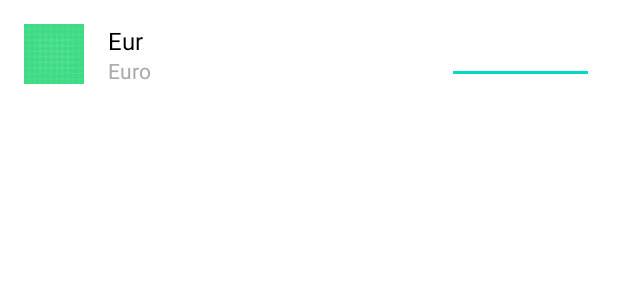
After one commit to michalsimbiga/CurrenciesApp, an Android app: the layout fragment_rates_currency_item.xml on its own in the app's theme, with its tools: preview values and no code run, on a phone screen of 412 x 824 dp. The commit adds this screen. Shown: the top 300 px of the screen. Run offline under Robolectric (Android 15) with nearby library versions, the phone set to English and light mode, and no system bars.

Commit message:
Create recycler adapter for showing currency items

```diff
--- a/app/build.gradle
+++ b/app/build.gradle
@@ -49,6 +49,8 @@ dependencies {
 
     implementation Libraries.kotlin
 
+    implementation 'com.github.blongho:worldCountryData:1.5'
+
     implementation Libraries.appCompat
     implementation Libraries.coreKtx
     implementation Libraries.constraint
--- a/app/src/main/java/com/currenciesapp/CurrenciesApp.kt
+++ b/app/src/main/java/com/currenciesapp/CurrenciesApp.kt
@@ -1,6 +1,7 @@
 package com.currenciesapp
 
 import android.app.Application
+import com.blongho.country_data.World
 import com.currenciesapp.common.lifecycleAnalytics.ActivityAnalyticsCallbacks
 import com.currenciesapp.common.lifecycleAnalytics.ActivityAnalyticsImpl
 import org.koin.android.ext.koin.androidContext
@@ -21,6 +22,7 @@ class CurrenciesApp : Application() {
         initKoin()
         setupLifecycleCallbacks()
         setupTimber()
+        setupWorldLibrary()
     }
 
     private fun initKoin() = startKoin {
@@ -35,6 +37,10 @@ class CurrenciesApp : Application() {
         if (BuildConfig.DEBUG) Timber.plant(Timber.DebugTree())
     }
 
+    private fun setupWorldLibrary(){
+        World.init(applicationContext)
+    }
+
     override fun onTerminate() {
         stopKoin()
         unregisterActivityLifecycleCallbacks(activityLifecycleCallbacks)
--- /dev/null
+++ b/app/src/main/java/com/currenciesapp/ui/Util.kt
@@ -0,0 +1,3 @@
+package com.currenciesapp.ui
+
+import java.util.*
--- a/app/src/main/java/com/currenciesapp/ui/rates/RatesViewState.kt
+++ b/app/src/main/java/com/currenciesapp/ui/rates/RatesViewState.kt
@@ -3,5 +3,6 @@ package com.currenciesapp.ui.rates
 import com.airbnb.mvrx.Async
 import com.airbnb.mvrx.MvRxState
 import com.airbnb.mvrx.Uninitialized
+import com.currenciesapp.model.CurrencyItem
 
-data class RatesViewState(val rates : Async<Unit> = Uninitialized) : MvRxState
+data class RatesViewState(val currencyList: Async<List<CurrencyItem>> = Uninitialized) : MvRxState
--- /dev/null
+++ b/app/src/main/res/layout/fragment_rates_currency_item.xml
@@ -0,0 +1,47 @@
+<?xml version="1.0" encoding="utf-8"?>
+<androidx.constraintlayout.widget.ConstraintLayout xmlns:android="http://schemas.android.com/apk/res/android"
+    xmlns:app="http://schemas.android.com/apk/res-auto"
+    xmlns:tools="http://schemas.android.com/tools"
+    android:layout_width="match_parent"
+    android:layout_height="72dp">
+
+    <ImageView
+        android:id="@+id/currencyFlag"
+        android:layout_width="40dp"
+        android:layout_height="40dp"
+        android:layout_margin="16dp"
+        app:layout_constraintBottom_toBottomOf="parent"
+        app:layout_constraintStart_toStartOf="parent"
+        app:layout_constraintTop_toTopOf="parent"
+        tools:src="@drawable/ic_launcher_background" />
+
+    <TextView
+        android:id="@+id/currencyName"
+        android:layout_width="wrap_content"
+        style="@style/CurrencyCode"
+        android:layout_height="wrap_content"
+        android:layout_marginStart="16dp"
+        app:layout_constraintStart_toEndOf="@id/currencyFlag"
+        app:layout_constraintTop_toTopOf="@id/currencyFlag"
+        tools:text="Eur" />
+
+    <TextView
+        android:id="@+id/currencyFullName"
+        android:layout_width="wrap_content"
+        style="@style/CurrencyFullName"
+        android:layout_height="wrap_content"
+        app:layout_constraintBottom_toBottomOf="@id/currencyFlag"
+        app:layout_constraintStart_toStartOf="@id/currencyName"
+        app:layout_constraintTop_toBottomOf="@id/currencyName"
+        tools:text="Euro" />
+
+    <EditText
+        android:id="@+id/currencyRate"
+        android:layout_width="98dp"
+        android:layout_height="0dp"
+        android:layout_margin="16dp"
+        app:layout_constraintBottom_toBottomOf="parent"
+        app:layout_constraintEnd_toEndOf="parent"
+        app:layout_constraintTop_toTopOf="parent" />
+
+</androidx.constraintlayout.widget.ConstraintLayout>
--- a/app/src/main/res/values/styles.xml
+++ b/app/src/main/res/values/styles.xml
@@ -1,10 +1,20 @@
 <resources>
     <!-- Base application theme. -->
-    <style name="AppTheme" parent="Theme.AppCompat.Light.DarkActionBar">
+    <style name="AppTheme" parent="Theme.MaterialComponents.Light.NoActionBar">
         <!-- Customize your theme here. -->
         <item name="colorPrimary">@color/colorPrimary</item>
         <item name="colorPrimaryDark">@color/colorPrimaryDark</item>
         <item name="colorAccent">@color/colorAccent</item>
     </style>
 
+    <style name="CurrencyCode" parent="TextAppearance.AppCompat">
+        <item name="android:textSize">16sp</item>
+        <item name="android:textColor">@android:color/black</item>
+    </style>
+
+    <style name="CurrencyFullName" parent="TextAppearance.AppCompat">
+        <item name="android:textSize">14sp</item>
+        <item name="android:textColor">@android:color/darker_gray</item>
+    </style>
+
 </resources>
--- a/build.gradle
+++ b/build.gradle
@@ -8,6 +8,7 @@ buildscript {
     repositories {
         google()
         jcenter()
+        maven { url 'https://jitpack.io' }
     }
     dependencies {
         classpath "com.android.tools.build:gradle:${Versions.gradle}"
@@ -28,6 +29,7 @@ allprojects {
     repositories {
         google()
         jcenter()
+        maven { url 'https://jitpack.io' }
     }
 }
 
```
Also changed, not shown: app/src/main/java/com/currenciesapp/model/CurrencyItem.kt (added, +12 -0 lines), app/src/main/java/com/currenciesapp/ui/rates/RatesEpoxyController.kt (added, +19 -0 lines), app/src/main/java/com/currenciesapp/ui/rates/RatesFragment.kt (+15 -4 lines), app/src/main/java/com/currenciesapp/ui/rates/RatesViewModel.kt (+6 -3 lines), app/src/main/java/com/currenciesapp/ui/rates/view/CurrencyItemView.kt (added, +46 -0 lines), app/src/main/res/layout/fragment_rates.xml (+3 -12 lines).
